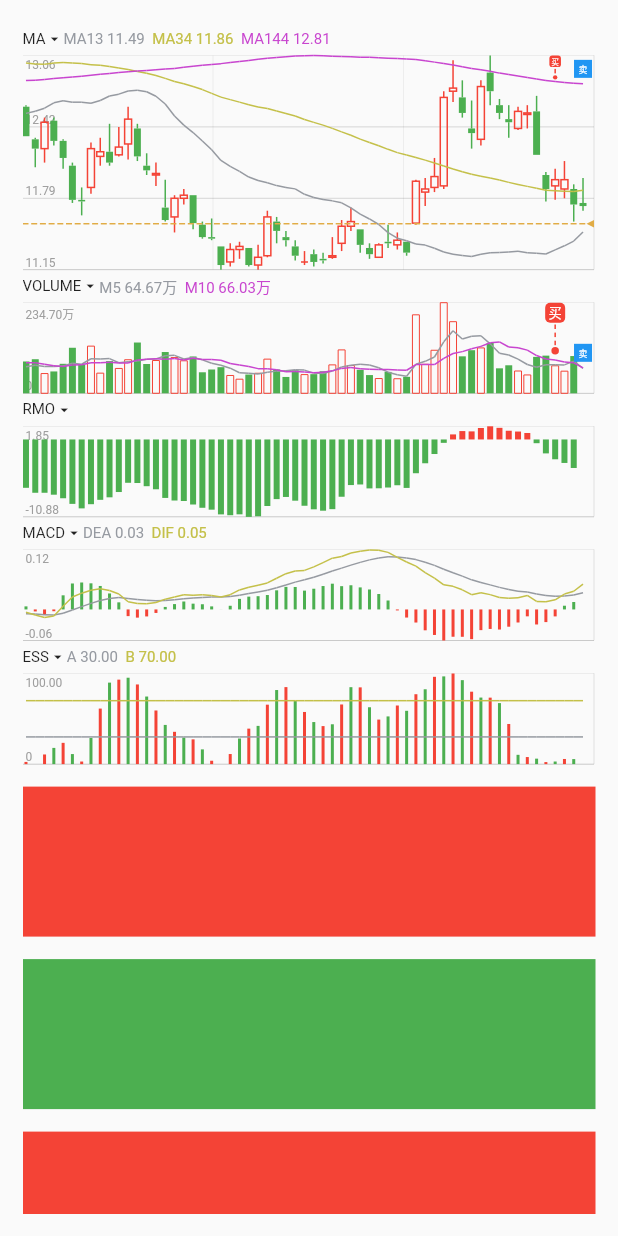
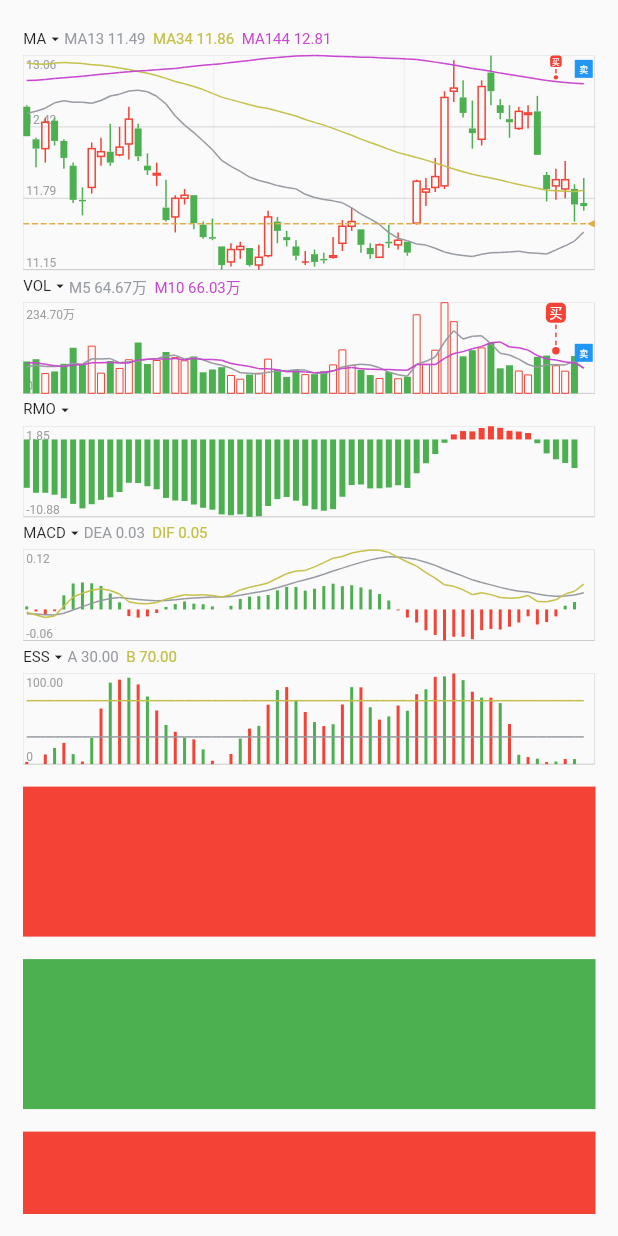
Before and after one commit to BrinedFish0222/flutter_kline, a Flutter app: the ExampleDayWidget widget shown alone on an empty page, opened directly with empty values, on a phone screen of 412 x 824 dp. Run offline on Flutter 3.47's test engine with Material 2 defaults, Android fonts, the phone set to English and light mode, and no system bars; network calls fail.

Commit message:
图指标名替换成 ChartData name 控制

```diff
--- a/example_network/lib/example_network/example_minute_network_widget.dart
+++ b/example_network/lib/example_network/example_minute_network_widget.dart
@@ -34,9 +34,9 @@ class _ExampleMinuteNetworkWidgetState
     _source = KChartDataSource(
         showDataNum: KlineConfig.minuteDataNum,
         originCharts: [
-          ChartData(id: '0', baseCharts: [_vo, ...ExampleMinuteData.subDataMinute()]),
-          ChartData(id: '1', baseCharts: [ExampleRmoData.barChartDataMinute..barWidth = 4]),
-          ChartData(id: '2', baseCharts: ExampleMacdData.macdMinute)
+          ChartData(id: '0', name: '分时图', baseCharts: [_vo, ...ExampleMinuteData.subDataMinute()]),
+          ChartData(id: '1', name: 'RMO', baseCharts: [ExampleRmoData.barChartDataMinute..barWidth = 4]),
+          ChartData(id: '2', name: 'MACD', baseCharts: ExampleMacdData.macdMinute)
         ]);
     // 监听websocket数据
     _streamSubscription = webSocketChannelStream.listen((data) {
--- a/lib/common/k_chart_data_source.dart
+++ b/lib/common/k_chart_data_source.dart
@@ -39,11 +39,22 @@ class KChartDataSource extends ChangeNotifier {
 
   int get showDataNum => _showDataNum;
 
-  List<BaseChartVo<BaseChartData>> get mainChart => originCharts.isEmpty ? [] : originCharts.first.baseCharts;
+  ChartData? get mainChartShow => showCharts.isEmpty ? null : showCharts.first;
 
-  List<BaseChartVo<BaseChartData>> get mainChartShow => showCharts.isEmpty ? [] : showCharts.first.baseCharts;
+  List<BaseChartVo<BaseChartData>> get mainChartBaseCharts => originCharts.isEmpty ? [] : originCharts.first.baseCharts;
 
-  List<List<BaseChartVo>> get subChart {
+  List<BaseChartVo<BaseChartData>> get mainChartBaseChartsShow => showCharts.isEmpty ? [] : showCharts.first.baseCharts;
+
+  List<ChartData> get subChartsShow {
+    if (showCharts.isEmpty || showCharts.length == 1) {
+      return [];
+    }
+
+    var result = showCharts.sublist(1).toList();
+    return result;
+  }
+
+  List<List<BaseChartVo>> get subChartBaseCharts {
     if (originCharts.isEmpty || originCharts.length == 1) {
       return [];
     }
@@ -51,7 +62,7 @@ class KChartDataSource extends ChangeNotifier {
     return originCharts.sublist(1).map((e) => e.baseCharts).toList();
   }
 
-  List<List<BaseChartVo>> get subChartShow {
+  List<List<BaseChartVo>> get subChartBaseChartsShow {
     if (showCharts.isEmpty || showCharts.length == 1) {
       return [];
     }
--- a/lib/example/example_day_widget.dart
+++ b/lib/example/example_day_widget.dart
@@ -32,20 +32,20 @@ class _ExampleDayWidgetState extends State<ExampleDayWidget> {
     var candlestickData = ExampleCandlestickData.getCandlestickData();
 
     _source = KChartDataSource(originCharts: [
-      ChartData(id: '0', baseCharts: [
+      ChartData(id: '0', name: 'MA', baseCharts: [
         candlestickData,
         ...ExampleLineData.getLineChartMA13(),
         ExampleBadgeData.badgeChartVo,
       ]),
-      ChartData(id: '1', baseCharts: [
+      ChartData(id: '1', name: 'VOL', baseCharts: [
         ExampleVolData.barChartData..minValue = 0,
         ...ExampleVolData.lineChartData,
         ExampleBadgeData.badgeChartVo,
       ]),
       ChartData(
-          id: '2', baseCharts: [ExampleRmoData.barChartData..barWidth = 4]),
-      ChartData(id: '3', baseCharts: ExampleMacdData.macd),
-      ChartData(id: '4', baseCharts: [
+          id: '2', name: 'RMO', baseCharts: [ExampleRmoData.barChartData..barWidth = 4]),
+      ChartData(id: '3', name: 'MACD', baseCharts: ExampleMacdData.macd),
+      ChartData(id: '4', name: 'ESS', baseCharts: [
         ExampleEssData.barChartData
           ..barWidth = 2
           ..minValue = 0,
--- a/lib/example/example_minute_widget.dart
+++ b/lib/example/example_minute_widget.dart
@@ -24,14 +24,15 @@ class _ExampleMinuteWidgetState extends State<ExampleMinuteWidget> {
   @override
   void initState() {
     List<ChartData> charts = [
-      ChartData(id: '0', baseCharts: [
+      ChartData(id: '0', name: '分时图', baseCharts: [
         ExampleMinuteData.lineData2,
         ...ExampleMinuteData.subDataMinute()
       ]),
       ChartData(
           id: '1',
+          name: 'RMO',
           baseCharts: [ExampleRmoData.barChartDataMinute..barWidth = 4]),
-      ChartData(id: '2', baseCharts: ExampleMacdData.macdMinute),
+      ChartData(id: '2', name: 'MACD', baseCharts: ExampleMacdData.macdMinute),
     ];
 
     _source = KChartDataSource(showDataNum: KlineConfig.minuteDataNum, originCharts: charts);
--- a/lib/widget/k_chart_widget.dart
+++ b/lib/widget/k_chart_widget.dart
@@ -6,6 +6,7 @@ import 'package:flutter_kline/constants/chart_location.dart';
 import 'package:flutter_kline/utils/kline_collection_util.dart';
 import 'package:flutter_kline/utils/kline_util.dart';
 import 'package:flutter_kline/vo/base_chart_vo.dart';
+import 'package:flutter_kline/vo/chart_data.dart';
 import 'package:flutter_kline/widget/candlestick_show_data_widget.dart';
 import 'package:flutter_kline/widget/sub_chart_widget.dart';
 
@@ -157,10 +158,14 @@ class _KChartWidgetState extends State<KChartWidget> {
             widget.source.resetShowData(startIndex: _showDataStartIndex);
             return LayoutBuilder(builder: (context, constraints) {
               _computeLayout(constraints);
-              return Stack(
+
+              /// 副图显示的数据
+              List<ChartData> subChartsShow = widget.source.subChartsShow;
+
+              return Column(
                 children: [
-                  Column(
-                    children: [
+
+                  /// 主图
                   KlineGestureDetector(
                     pointWidth: _pointWidth,
                     pointGap: _pointGap,
@@ -182,11 +187,7 @@ class _KChartWidgetState extends State<KChartWidget> {
                     child: MainChartWidget(
                       chartData: _showMainChartData,
                       size: _mainChartSize,
-                          infoBarName: KlineCollectionUtil.firstWhere(
-                                      _mainChartData,
-                                      (element) => element.isSelectedShowData())
-                                  ?.name ??
-                              '无指标',
+                      infoBarName: widget.source.mainChartShow?.name ?? '无指标',
                       margin: widget.margin,
                       pointWidth: _pointWidth,
                       pointGap: _pointGap,
@@ -198,16 +199,17 @@ class _KChartWidgetState extends State<KChartWidget> {
                       realTimePrice: widget.realTimePrice,
                     ),
                   ),
-                      for (int i = 0; i < _showSubChartData.length; ++i)
-                        if (_showSubChartData[i].isNotEmpty)
+
+                  /// 副图
+                  for (int i = 0; i < subChartsShow.length; ++i)
                     GestureDetector(
                       onTapDown: (details) => _cancelCrossCurve(),
                       child: SizedBox.fromSize(
                         size: _subChartSize,
                         child: SubChartWidget(
                           size: _subChartSize,
-                              name: KlineCollectionUtil.first(_showSubChartData[i])?.name ?? '',
-                              chartData: _showSubChartData[i],
+                          name: subChartsShow[i].name,
+                          chartData: subChartsShow[i].baseCharts,
                           pointWidth: _pointWidth,
                           pointGap: _pointGap,
                           maskLayer: _subChartMaskList[i],
@@ -219,8 +221,6 @@ class _KChartWidgetState extends State<KChartWidget> {
                           },
                         ),
                       ),
-                        ),
-                    ],
                     ),
                 ],
               );
@@ -372,16 +372,12 @@ class _KChartWidgetState extends State<KChartWidget> {
     widget.source.notifyListeners();
   }
 
-  List<BaseChartVo<BaseChartData>> get _mainChartData =>
-      widget.source.mainChart;
 
-  List<List<BaseChartVo>> get _subChartData => widget.source.subChart;
+  List<List<BaseChartVo>> get _subChartData => widget.source.subChartBaseCharts;
 
   List<BaseChartVo<BaseChartData>> get _showMainChartData =>
-      widget.source.mainChartShow;
+      widget.source.mainChartBaseChartsShow;
 
-  List<List<BaseChartVo>> get _showSubChartData =>
-      widget.source.subChartShow;
 
   /// 显示数据的开始索引值。
   int get _showDataStartIndex => widget.source.showDataStartIndex;
```
Also changed, not shown: example_network/lib/example_network/example_day_network_widget.dart (+5 -5 lines), lib/widget/k_minute_chart_widget.dart (+15 -19 lines), lib/widget/minute_chart_widget.dart (+5 -5 lines). Lines whose indentation alone changed are shown as unchanged.
